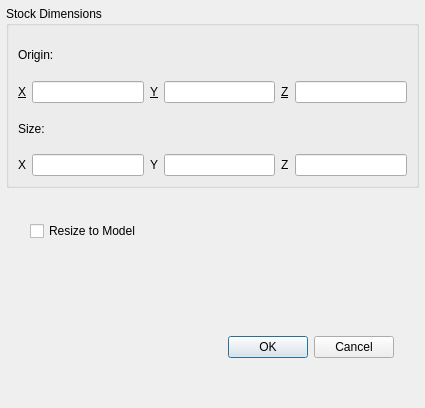
Qt form src/Gui/StockModelDialog.ui (fredrickojackson/CppCAM) before a commit.
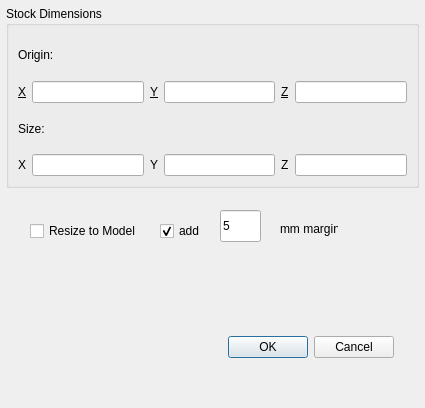
The same form after that commit. Icons and pictures are not drawn.

```diff
--- a/src/Gui/StockModelDialog.ui
+++ b/src/Gui/StockModelDialog.ui
@@ -167,6 +167,48 @@
     <string>Resize to Model</string>
    </property>
   </widget>
+  <widget class="QCheckBox" name="cbAddBorder">
+   <property name="geometry">
+    <rect>
+     <x>160</x>
+     <y>220</y>
+     <width>61</width>
+     <height>22</height>
+    </rect>
+   </property>
+   <property name="text">
+    <string>add</string>
+   </property>
+   <property name="checked">
+    <bool>true</bool>
+   </property>
+  </widget>
+  <widget class="QLineEdit" name="leMargin">
+   <property name="geometry">
+    <rect>
+     <x>220</x>
+     <y>210</y>
+     <width>41</width>
+     <height>32</height>
+    </rect>
+   </property>
+   <property name="text">
+    <string>5</string>
+   </property>
+  </widget>
+  <widget class="QLabel" name="label_9">
+   <property name="geometry">
+    <rect>
+     <x>280</x>
+     <y>220</y>
+     <width>58</width>
+     <height>18</height>
+    </rect>
+   </property>
+   <property name="text">
+    <string>mm margin</string>
+   </property>
+  </widget>
  </widget>
  <resources>
   <include location="pycam.qrc"/>
```
